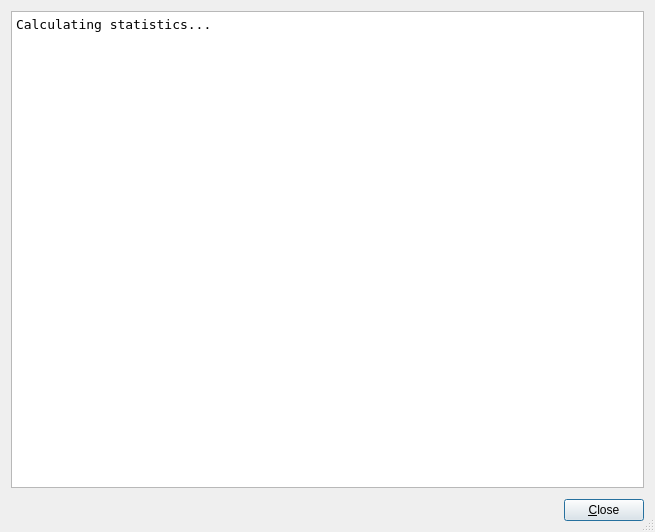
First picture: the form in src/file-type-stats-window.ui, repository shundhammer/qdirstat, before the edit.
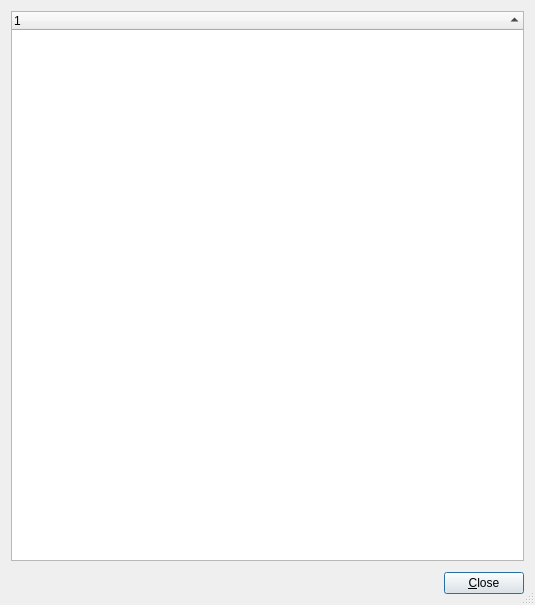
Second picture: the form after the edit.

Commit message: Use QTreeWidget for file type stats

Diff of the .ui file:
```diff
--- a/src/file-type-stats-window.ui
+++ b/src/file-type-stats-window.ui
@@ -6,8 +6,8 @@
    <rect>
     <x>0</x>
     <y>0</y>
-    <width>655</width>
-    <height>532</height>
+    <width>535</width>
+    <height>605</height>
    </rect>
   </property>
   <property name="windowTitle">
@@ -18,22 +18,13 @@
   </property>
   <layout class="QVBoxLayout" name="verticalLayout">
    <item>
-    <widget class="QTextEdit" name="textEdit">
-     <property name="font">
-      <font>
-       <family>DejaVu Sans Mono</family>
-      </font>
-     </property>
-     <property name="readOnly">
+    <widget class="QTreeWidget" name="treeWidget">
+     <property name="sortingEnabled">
       <bool>true</bool>
      </property>
-     <property name="html">
-      <string>&lt;!DOCTYPE HTML PUBLIC &quot;-//W3C//DTD HTML 4.0//EN&quot; &quot;http://www.w3.org/TR/REC-html40/strict.dtd&quot;&gt;
-&lt;html&gt;&lt;head&gt;&lt;meta name=&quot;qrichtext&quot; content=&quot;1&quot; /&gt;&lt;style type=&quot;text/css&quot;&gt;
-p, li { white-space: pre-wrap; }
-&lt;/style&gt;&lt;/head&gt;&lt;body style=&quot; font-family:'DejaVu Sans Mono'; font-size:10pt; font-weight:400; font-style:normal;&quot;&gt;
-&lt;p style=&quot; margin-top:0px; margin-bottom:0px; margin-left:0px; margin-right:0px; -qt-block-indent:0; text-indent:0px;&quot;&gt;Calculating statistics...&lt;/p&gt;&lt;/body&gt;&lt;/html&gt;</string>
-     </property>
+     <attribute name="headerStretchLastSection">
+      <bool>true</bool>
+     </attribute>
     </widget>
    </item>
    <item>
```
The commit also changes 4 other files.
